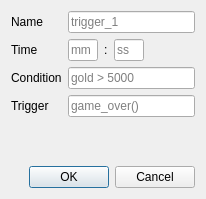
Qt form MapEditor/dialogtrigger.ui (projectdelphai/ECS160_MapEditor) before a commit.
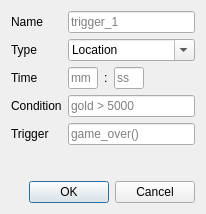
The same form after that commit.

Patch:
```diff
--- a/MapEditor/dialogtrigger.ui
+++ b/MapEditor/dialogtrigger.ui
@@ -7,7 +7,7 @@
     <x>0</x>
     <y>0</y>
     <width>206</width>
-    <height>199</height>
+    <height>214</height>
    </rect>
   </property>
   <property name="windowTitle">
@@ -36,14 +36,14 @@
        </property>
       </widget>
      </item>
-     <item row="1" column="0">
+     <item row="2" column="0">
       <widget class="QLabel" name="label_time">
        <property name="text">
         <string>Time</string>
        </property>
       </widget>
      </item>
-     <item row="1" column="1">
+     <item row="2" column="1">
       <layout class="QHBoxLayout" name="horizontalLayout">
        <property name="sizeConstraint">
         <enum>QLayout::SetMaximumSize</enum>
@@ -126,34 +126,61 @@
        </item>
       </layout>
      </item>
-     <item row="2" column="0">
+     <item row="3" column="0">
       <widget class="QLabel" name="label_condition">
        <property name="text">
         <string>Condition</string>
        </property>
       </widget>
      </item>
-     <item row="2" column="1">
+     <item row="3" column="1">
       <widget class="QLineEdit" name="txt_condition">
+       <property name="inputMask">
+        <string/>
+       </property>
        <property name="placeholderText">
         <string>gold &gt; 5000</string>
        </property>
       </widget>
      </item>
-     <item row="3" column="0">
+     <item row="4" column="0">
       <widget class="QLabel" name="label_trigger">
        <property name="text">
         <string>Trigger</string>
        </property>
       </widget>
      </item>
-     <item row="3" column="1">
+     <item row="4" column="1">
       <widget class="QLineEdit" name="txt_trigger">
        <property name="placeholderText">
         <string>game_over()</string>
        </property>
       </widget>
      </item>
+     <item row="1" column="0">
+      <widget class="QLabel" name="label_type">
+       <property name="text">
+        <string>Type</string>
+       </property>
+      </widget>
+     </item>
+     <item row="1" column="1">
+      <widget class="QComboBox" name="txt_type">
+       <property name="editable">
+        <bool>true</bool>
+       </property>
+       <item>
+        <property name="text">
+         <string>Location</string>
+        </property>
+       </item>
+       <item>
+        <property name="text">
+         <string>Time</string>
+        </property>
+       </item>
+      </widget>
+     </item>
     </layout>
    </item>
    <item>
```
